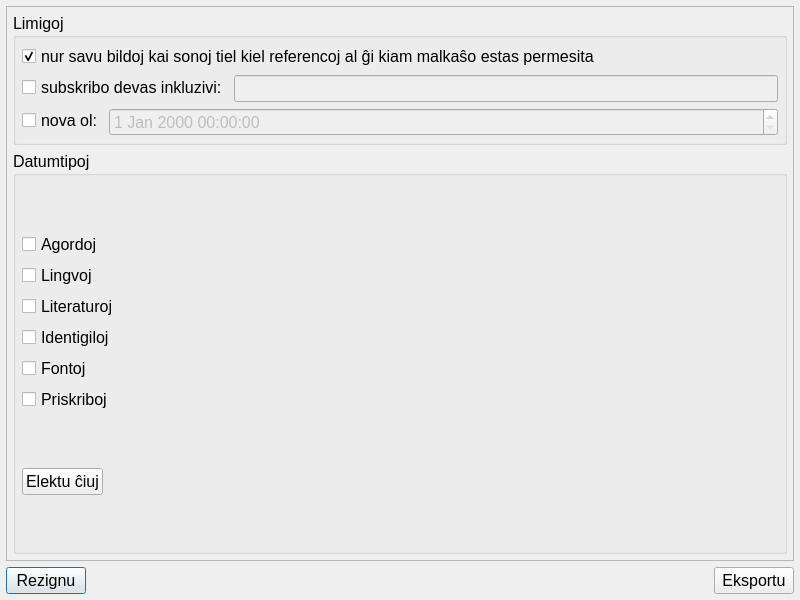
Above: datumojapogilo.ui from MDCremer/Gradivus before the change. Below: the same form after it.
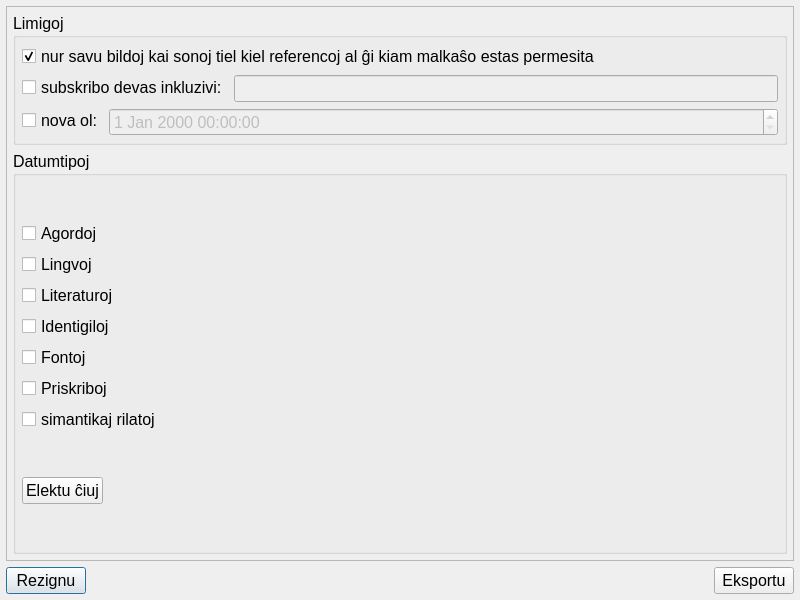
That is the form after the change.

```diff
--- a/datumojapogilo.ui
+++ b/datumojapogilo.ui
@@ -200,6 +200,13 @@
               </property>
              </widget>
             </item>
+            <item row="6" column="0">
+             <widget class="QCheckBox" name="semantikajRilatoj">
+              <property name="text">
+               <string>simantikaj rilatoj</string>
+              </property>
+             </widget>
+            </item>
            </layout>
           </item>
           <item>
```
